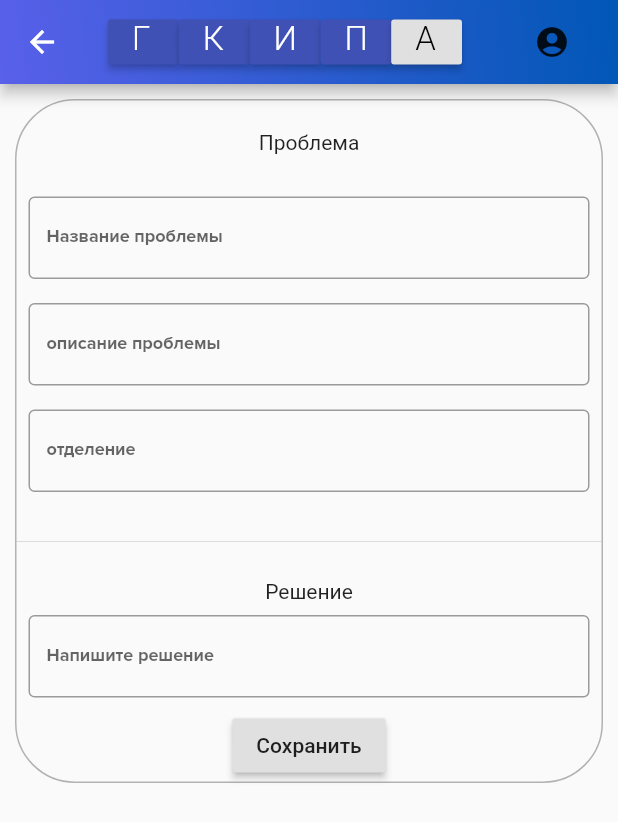
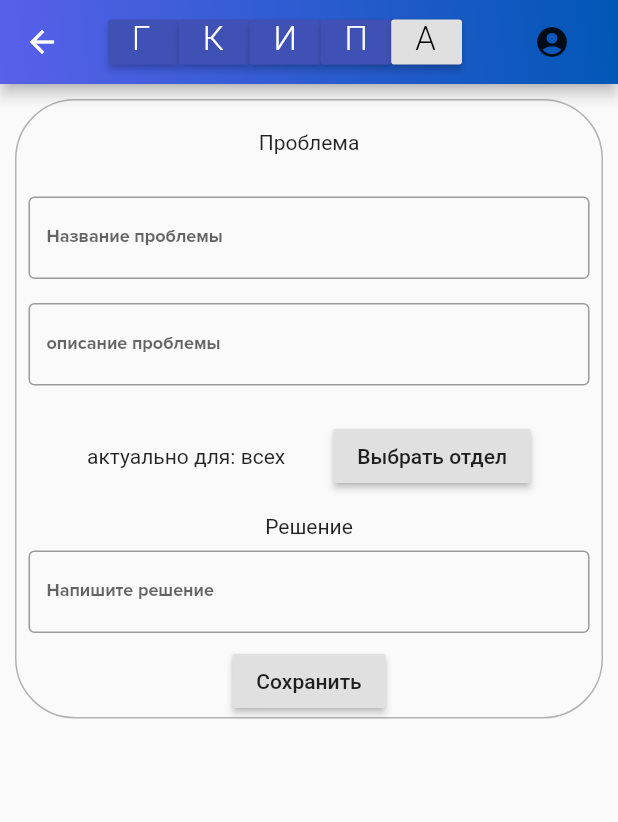
Before and after one commit to Alex3n/gazprom_connect_web, a Flutter app: the IdeaPage screen opened by its route, after a tap on "Сохранить", on a phone screen of 412 x 824 dp. Shown: the top 822 px of the screen. Run offline on Flutter 3.47's test engine with Material 2 defaults, Android fonts, the light colour scheme and no system bars; our stand-ins replace date_format, firebase_auth, flutter_datetime_picker, flutter_swiper, shared_preferences; missing offline and left inert: dart:html, firebase, firebase_core_web, firebase_image; accounts and stored records are empty.

Commit message:
сохранении идеи в базе полусписок отделов

```diff
--- a/lib/ui/pages/ideaPage.dart
+++ b/lib/ui/pages/ideaPage.dart
@@ -1,5 +1,7 @@
 import 'package:flutter/cupertino.dart';
 import 'package:flutter/material.dart';
+import 'package:gazpromconnectweb/func/mydb.dart';
+import 'package:gazpromconnectweb/main.dart';
 import 'package:gazpromconnectweb/themes/colors.dart';
 import 'package:gazpromconnectweb/ui/widgets/MyTexts.dart';
 import 'package:gazpromconnectweb/ui/widgets/myAppBar.dart';
@@ -14,6 +16,7 @@ class _IdeaPageState extends State<IdeaPage> {
   TextEditingController overviewProblemcontroller = TextEditingController();
   TextEditingController otdelcontroller = TextEditingController();
   TextEditingController decisionController = TextEditingController();
+  List <Map<String, dynamic>> listDeps =[];
 
   @override
   Widget build(BuildContext context) {
@@ -31,23 +34,78 @@ class _IdeaPageState extends State<IdeaPage> {
                   borderRadius: BorderRadius.all(Radius.circular(40.0))),
               child: Column(
                 children: <Widget>[
-                  Padding(padding: EdgeInsets.all(20.0),
-                  child:
-                  Text('Проблема'),),
+                  Padding(
+                    padding: EdgeInsets.all(20.0),
+                    child: Text('Проблема'),
+                  ),
                   buildTextForm(nameProblemcontroller,
                       label: 'Название проблемы'),
                   buildTextForm(overviewProblemcontroller,
                       label: 'описание проблемы'),
-                  buildTextForm(otdelcontroller, label: 'отделение'),
-                  Divider(
-                    height: 50,
+                  Padding(
+                    padding: const EdgeInsets.all(15.0),
+                    child: Row(
+                      mainAxisAlignment: MainAxisAlignment.spaceEvenly,
+                      children: <Widget>[
+                        Text('актуально для: всех'),
+                        RaisedButton(
+                          onPressed: () {
+                            showDialog(
+                                context: context,
+                                builder: (_) => new Dialog(
+                                      child: Container(
+                                        width: 800,
+                                        child: Column(
+                                          children: <Widget>[
+                                            Padding(
+                                              padding: const EdgeInsets.all(8.0),
+                                              child: Text('Выберите отдел'),
+                                            ),
+                                            Expanded(
+                                              child: Container(child: StreamBuilder(
+                                                stream: store.collection("departments").onSnapshot,
+                                                builder: (BuildContext context, AsyncSnapshot<dynamic> snapshot) {
+                                                  if (snapshot.hasError)
+                                                    return new Text('Error: ${snapshot.error}');
+                                                  switch (snapshot.connectionState) {
+                                                    case ConnectionState.waiting: return new Text('Загрузка...');
+                                                    default:
+                                                      return new ListView.builder(
+                                                          shrinkWrap: true,
+                                                          physics: NeverScrollableScrollPhysics(),
+                                                          itemCount:  snapshot.data.docs.length,
+                                                          itemBuilder: (BuildContext ctx, int index) {
+                                                            return  GestureDetector(
+                                                              child: Padding(padding: EdgeInsets.all(10),
+                                                              child: Text(snapshot.data.docs.elementAt(index).data()['title'].toString(),),),
+                                                              onTap:() {
+
+                                                              },
+                                                            );
+                                                          }
+                                                      );
+                                                  }
+
+                                                },),),
+                                            )
+                                          ],
+                                        ),
+                                      ),
+                                    ));
+                          },
+                          child: Text('Выбрать отдел'),
+                        )
+                      ],
+                    ),
                   ),
                   Text('Решение'),
-                  buildTextForm(nameProblemcontroller,
+                  buildTextForm(decisionController,
                       label: 'Напишите решение'),
                   Center(
                     child: RaisedButton(
-                      onPressed: () {},
+                      onPressed: () {
+                        clickWrite(context);
+                      },
                       child: Text(
                         'Сохранить',
                       ),
@@ -61,4 +119,16 @@ class _IdeaPageState extends State<IdeaPage> {
       ),
     );
   }
-}
+  void clickWrite(BuildContext context) async {
+    if (nameProblemcontroller.text.isNotEmpty) {
+      Map<String, dynamic> newProduct = {
+        'title': nameProblemcontroller.text,
+        'description': overviewProblemcontroller.text.toString(),
+        'image': "controllerPhotoUrl.text,"
+      };
+
+      addNewDoc(context, "ideas", newProduct, whenDone: () {
+        Navigator.pop(context);
+      });
+    }
+  }}
```
